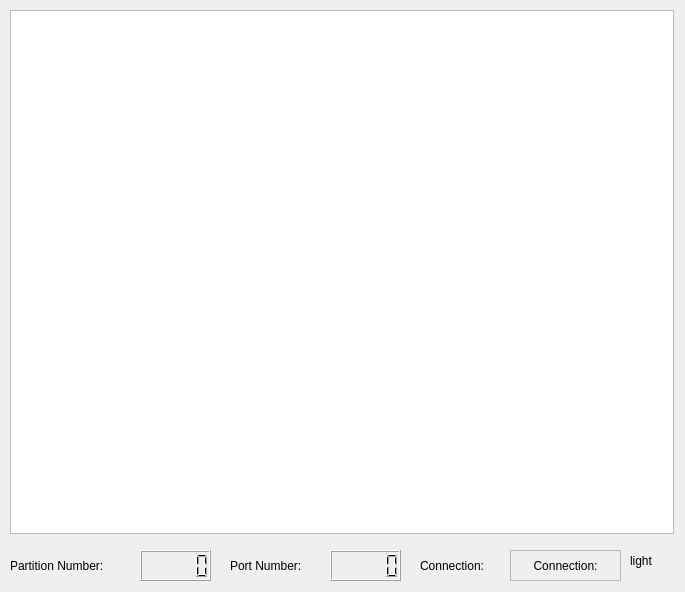
ikatza/ArtDaq-RunControl-GUI, file artdaq-runcontrol/daqinterfacestate.ui: the form before one commit.
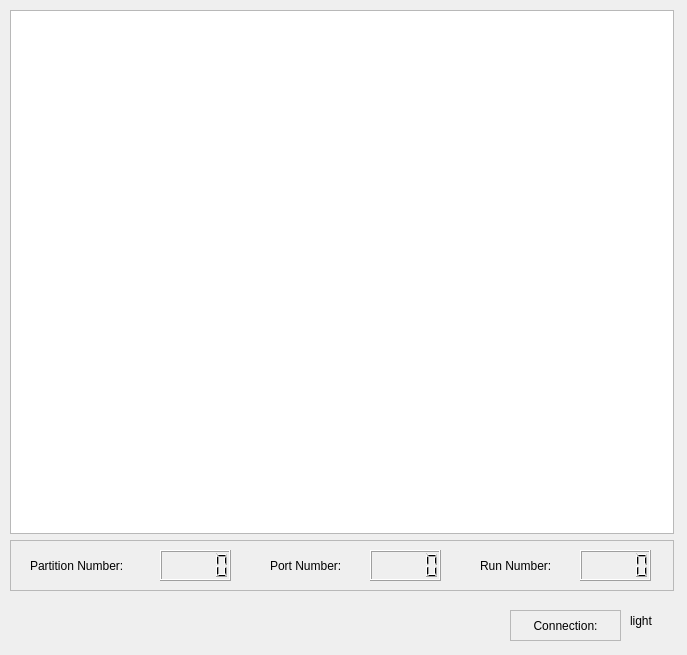
The form after the commit.

What changed in the file:
```diff
--- a/artdaq-runcontrol/daqinterfacestate.ui
+++ b/artdaq-runcontrol/daqinterfacestate.ui
@@ -6,8 +6,8 @@
       <rect>
         <x>0</x>
         <y>0</y>
-        <width>685</width>
-        <height>592</height>
+    <width>687</width>
+    <height>655</height>
       </rect>
     </property>
     <property name="windowTitle">
@@ -26,7 +26,7 @@
     <widget class="QLCDNumber" name="lcdPartitionNumber">
       <property name="geometry">
         <rect>
-          <x>140</x>
+     <x>160</x>
           <y>550</y>
           <width>71</width>
           <height>31</height>
@@ -36,7 +36,7 @@
     <widget class="QLabel" name="label">
       <property name="geometry">
         <rect>
-          <x>10</x>
+     <x>30</x>
           <y>550</y>
           <width>121</width>
           <height>31</height>
@@ -49,7 +49,7 @@
     <widget class="QLabel" name="label_2">
       <property name="geometry">
         <rect>
-          <x>230</x>
+     <x>270</x>
           <y>550</y>
           <width>121</width>
           <height>31</height>
@@ -62,31 +62,18 @@
     <widget class="QLCDNumber" name="lcdPortNumber">
       <property name="geometry">
         <rect>
-          <x>330</x>
+     <x>370</x>
           <y>550</y>
           <width>71</width>
           <height>31</height>
         </rect>
       </property>
     </widget>
-    <widget class="QLabel" name="label_3">
-      <property name="geometry">
-        <rect>
-          <x>420</x>
-          <y>550</y>
-          <width>81</width>
-          <height>31</height>
-        </rect>
-      </property>
-      <property name="text">
-        <string>Connection:</string>
-      </property>
-    </widget>
     <widget class="QLabel" name="labelButtonOnline">
       <property name="geometry">
         <rect>
           <x>630</x>
-          <y>540</y>
+     <y>600</y>
           <width>41</width>
           <height>41</height>
         </rect>
@@ -99,7 +86,7 @@
       <property name="geometry">
         <rect>
           <x>510</x>
-          <y>550</y>
+     <y>610</y>
           <width>111</width>
           <height>31</height>
         </rect>
@@ -110,11 +97,12 @@
       <property name="frameShadow">
         <enum>QFrame::Raised</enum>
       </property>
+  </widget>
       <widget class="QLabel" name="labelOnline">
         <property name="geometry">
           <rect>
-            <x>0</x>
-            <y>0</y>
+     <x>510</x>
+     <y>610</y>
             <width>111</width>
             <height>31</height>
           </rect>
@@ -129,7 +117,56 @@
           <set>Qt::AlignCenter</set>
         </property>
       </widget>
-    </widget>
+  <widget class="QLCDNumber" name="lcdRunNumber">
+   <property name="geometry">
+    <rect>
+     <x>580</x>
+     <y>550</y>
+     <width>71</width>
+     <height>31</height>
+    </rect>
+   </property>
+  </widget>
+  <widget class="QLabel" name="label_4">
+   <property name="geometry">
+    <rect>
+     <x>480</x>
+     <y>550</y>
+     <width>121</width>
+     <height>31</height>
+    </rect>
+   </property>
+   <property name="text">
+    <string>Run Number:</string>
+   </property>
+  </widget>
+  <widget class="QFrame" name="frame_2">
+   <property name="geometry">
+    <rect>
+     <x>10</x>
+     <y>540</y>
+     <width>664</width>
+     <height>51</height>
+    </rect>
+   </property>
+   <property name="frameShape">
+    <enum>QFrame::StyledPanel</enum>
+   </property>
+   <property name="frameShadow">
+    <enum>QFrame::Raised</enum>
+   </property>
+  </widget>
+  <zorder>frame</zorder>
+  <zorder>frame_2</zorder>
+  <zorder>graphicsView</zorder>
+  <zorder>lcdPartitionNumber</zorder>
+  <zorder>label</zorder>
+  <zorder>label_2</zorder>
+  <zorder>lcdPortNumber</zorder>
+  <zorder>labelButtonOnline</zorder>
+  <zorder>labelOnline</zorder>
+  <zorder>lcdRunNumber</zorder>
+  <zorder>label_4</zorder>
   </widget>
   <resources/>
   <connections/>
```
Lines whose indentation alone changed are shown as unchanged.
